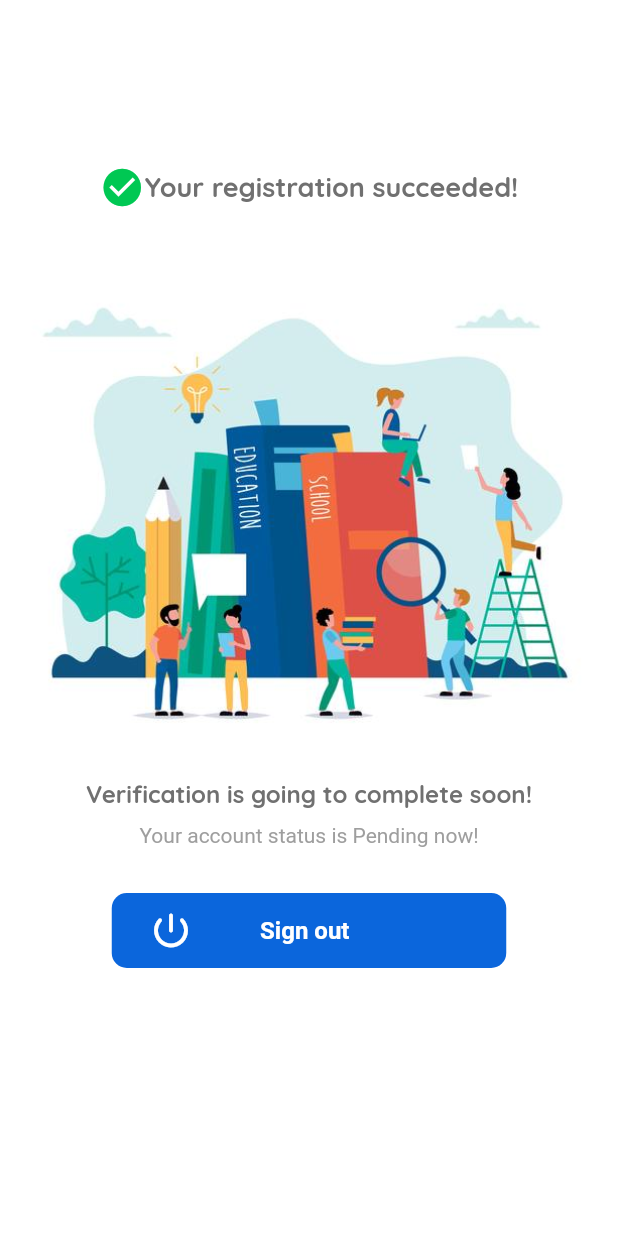
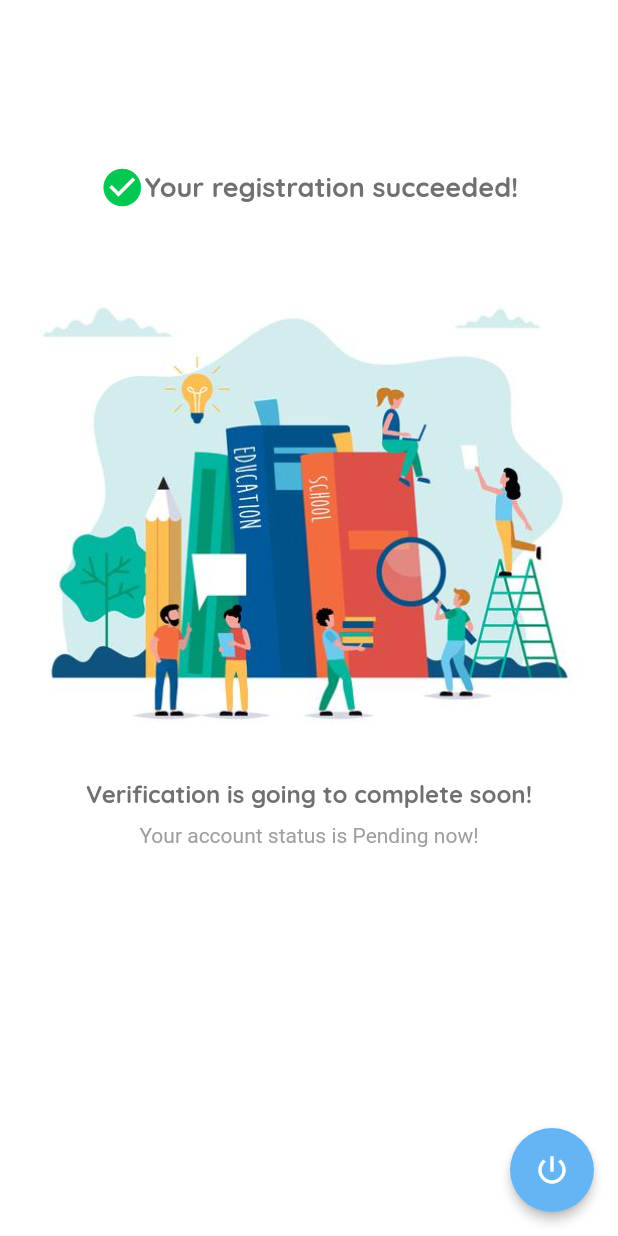
Before and after one commit to duongchinhngu/tutor-search-v2, a Flutter app: the TutorRegisterSuccessfullyScreen screen opened directly, on a phone screen of 412 x 824 dp. Run offline on Flutter 3.47's test engine with Material 2 defaults, Android fonts, the phone set to English and light mode, and no system bars; our stand-ins replace bloc, firebase_core, firebase_storage, flutter_bloc, flutter_spinkit, form_field_validator and 3 more; missing offline and left inert: time_range_picker; accounts and stored records are empty.

Commit message:
add Tutor Register Completed screen and fix

```diff
--- a/lib/main.dart
+++ b/lib/main.dart
@@ -2,8 +2,6 @@ import 'package:firebase_core/firebase_core.dart';
 import 'package:flutter/material.dart';
 import 'package:flutter/services.dart';
 import 'package:google_fonts/google_fonts.dart';
-import 'package:tutor_search_system/screens/common_ui/login_screen.dart';
-import 'package:tutor_search_system/screens/common_ui/register_screens/tutor_register_screens/tutor_register_screen.dart';
 import 'package:tutor_search_system/screens/common_ui/register_screens/tutor_register_screens/tutor_register_successfully.dart';
 
 void main() async {
@@ -25,8 +23,8 @@ class MyApp extends StatelessWidget {
       theme: ThemeData(
         textTheme: GoogleFonts.pontanoSansTextTheme(),
       ),
-      // home: TutorRegisterSuccessfullyScreen(),
-      home: TutorRegisterScreen(),
+      home: TutorRegisterSuccessfullyScreen(),
+      // home: TutorRegisterScreen(),
     );
   }
 }
--- a/lib/screens/common_ui/register_screens/tutor_register_screens/tutor_register_successfully.dart
+++ b/lib/screens/common_ui/register_screens/tutor_register_screens/tutor_register_successfully.dart
@@ -10,6 +10,22 @@ class TutorRegisterSuccessfullyScreen extends StatelessWidget {
   @override
   Widget build(BuildContext context) {
     return Scaffold(
+      floatingActionButton: FloatingActionButton(
+          backgroundColor: Colors.blue.shade300,
+          elevation: 3.0,
+          isExtended: false,
+          onPressed: () async {
+            WidgetsBinding.instance.addPostFrameCallback((_) {
+              return Navigator.of(context).pushAndRemoveUntil(
+                MaterialPageRoute(builder: (context) => LoginScreen()),
+                ModalRoute.withName('/Home'),
+              );
+            });
+          },
+          child: Icon(
+            Icons.power_settings_new_outlined,
+            color: textWhiteColor,
+          )),
       body: Container(
         alignment: Alignment.center,
         height: double.infinity,
@@ -23,9 +39,8 @@ class TutorRegisterSuccessfullyScreen extends StatelessWidget {
             //explanation text field
             _buildExtraInformation(),
             // navigating to My Course button
-            (authorizedTutor != null)
-                ? _buildButton(context)
-                : _buildSignOutButton(context),
+
+            // _buildSignOutButton(context),
           ],
         ),
       ),
```
